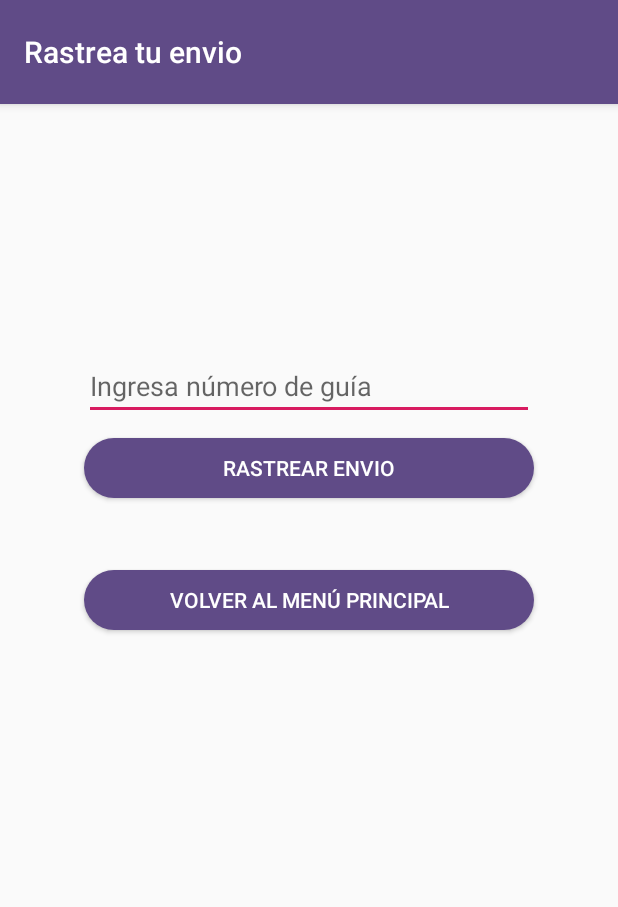
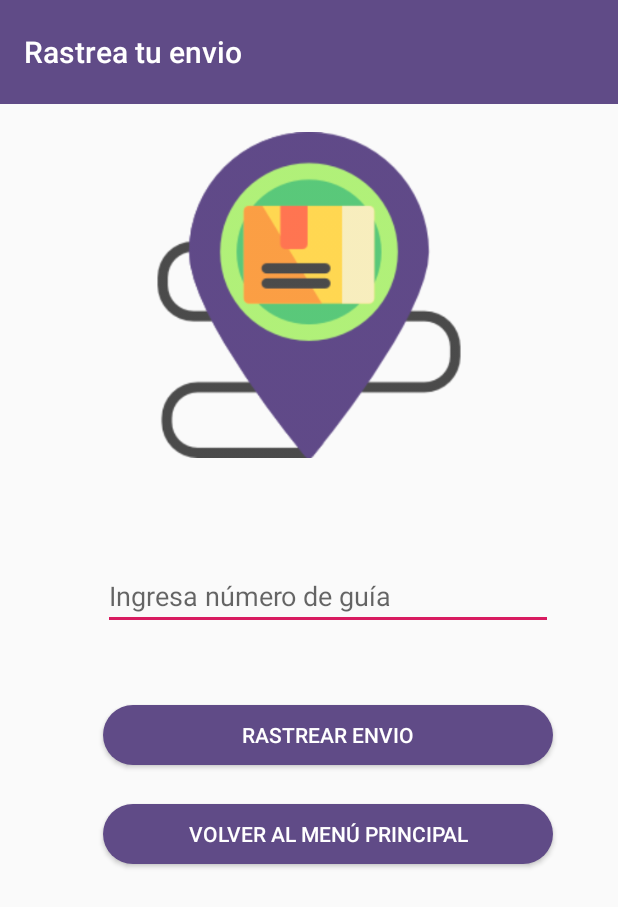
Before and after one commit to jesusmario/TrackPack-App, an Android app: the RastrearEnvio screen opened directly, with no data from a screen before it, on a phone screen of 412 x 824 dp. Shown: the top 907 px of the screen. Run offline under Robolectric (Android 15) with nearby library versions, the phone set to English and light mode, and no system bars.

Commit message:
Implementación de Finish en las actividades anteriores y logo en rastrear envio.

```diff
--- a/app/src/main/java/integrador/itson/mx/trackpack/OnBoarding.java
+++ b/app/src/main/java/integrador/itson/mx/trackpack/OnBoarding.java
@@ -41,6 +41,7 @@ Button buttonob1;
             public void onClick(View v) {
                 Intent skipOnBoarding = new Intent(OnBoarding.this, MenuPrincipal.class);
                 startActivity(skipOnBoarding);
+                finish();
             }
         });
 
@@ -49,6 +50,7 @@ Button buttonob1;
             public void onClick(View v) {
                 Intent buttonobl = new Intent(OnBoarding.this, OnBoarding2.class);
                 startActivity(buttonobl);
+                finish();
             }
         });
 
--- a/app/src/main/java/integrador/itson/mx/trackpack/OnBoarding2.java
+++ b/app/src/main/java/integrador/itson/mx/trackpack/OnBoarding2.java
@@ -37,6 +37,7 @@ public class OnBoarding2 extends AppCompatActivity {
             public void onClick(View v) {
                 Intent skipOnBoarding = new Intent(OnBoarding2.this, MenuPrincipal.class);
                 startActivity(skipOnBoarding);
+                finish();
             }
         });
 
@@ -45,6 +46,8 @@ public class OnBoarding2 extends AppCompatActivity {
             public void onClick(View v) {
                 Intent buttonob2 = new Intent(OnBoarding2.this, OnBoarding3.class);
                 startActivity(buttonob2);
+                finish();
+
             }
         });
     }
--- a/app/src/main/java/integrador/itson/mx/trackpack/OnBoarding3.java
+++ b/app/src/main/java/integrador/itson/mx/trackpack/OnBoarding3.java
@@ -40,6 +40,7 @@ public class OnBoarding3 extends AppCompatActivity {
             public void onClick(View v) {
                 Intent skipOnBoarding = new Intent(OnBoarding3.this, MenuPrincipal.class);
                 startActivity(skipOnBoarding);
+                finish();
             }
         });
 
@@ -48,6 +49,7 @@ public class OnBoarding3 extends AppCompatActivity {
             @Override
             public void onClick(View v) {
                 startActivity(new Intent(OnBoarding3.this, MenuPrincipal.class));
+                finish();
             }
         });
 
--- a/app/src/main/res/layout/calc_costo_envio.xml
+++ b/app/src/main/res/layout/calc_costo_envio.xml
@@ -88,7 +88,9 @@
         android:layout_marginTop="5dp"
         android:textAlignment="viewStart"
         android:textColor="@android:color/black"
-        android:textSize="18sp" />
+        android:textSize="18sp"
+        android:inputType="number"
+        android:numeric="integer" />
 
     <Button
         android:id="@+id/btnCalcular"
--- a/app/src/main/res/layout/rastrear_envio.xml
+++ b/app/src/main/res/layout/rastrear_envio.xml
@@ -13,41 +13,56 @@
         android:background="@color/colorPrimary"
         app:title="@string/titulo_RastrearEnv"
         app:titleTextColor="@color/coloresTitulos"
-        android:elevation="4dp"
+        android:elevation="0dp"
         android:theme="@style/ThemeOverlay.AppCompat.ActionBar"
         app:popupTheme="@style/ThemeOverlay.AppCompat.Light" />
+
+    <ImageView
+        android:id="@+id/rastrearEnvioLogo"
+        android:layout_width="228dp"
+        android:layout_height="217dp"
+        android:layout_centerHorizontal="true"
+        android:layout_marginTop="88dp"
+        android:src="@drawable/rastreotp"
+        app:layout_constraintEnd_toEndOf="parent"
+        app:layout_constraintHorizontal_bias="0.497"
+        app:layout_constraintStart_toStartOf="parent"
+        app:layout_constraintTop_toTopOf="parent" />
 
     <EditText
         android:id="@+id/txtNumGuia"
         android:layout_width="300dp"
         android:layout_height="40dp"
-        android:layout_centerHorizontal="true"
-        android:layout_marginTop="240dp"
+        android:layout_alignParentEnd="true"
+        android:layout_marginTop="380dp"
+        android:layout_marginEnd="43dp"
         android:hint="Ingresa número de guía"
-        />
+        android:inputType="number"
+        android:numeric="integer" />
 
     <Button
         android:id="@+id/btnRastrear"
         android:layout_width="300dp"
         android:layout_height="40dp"
+        android:layout_below="@+id/txtNumGuia"
+        android:layout_alignStart="@+id/txtNumGuia"
+        android:layout_marginTop="50dp"
         android:background="@drawable/edit_circle"
-        android:layout_centerHorizontal="true"
-        android:layout_below="@id/txtNumGuia"
-        android:layout_marginTop="12dp"
         android:text="Rastrear envio"
-        android:textColor="@android:color/white"
-        />
+        android:textColor="@android:color/white" />
 
     <Button
         android:id="@+id/btnRegresar"
         android:layout_width="300dp"
         android:layout_height="40dp"
+        android:layout_below="@+id/txtNumGuia"
+        android:layout_alignStart="@+id/txtNumGuia"
+        android:layout_marginStart="0dp"
+        android:layout_marginTop="116dp"
+
         android:background="@drawable/edit_circle"
-        android:layout_centerHorizontal="true"
-        android:layout_below="@id/txtNumGuia"
-        android:layout_marginTop="100dp"
-        android:textColor="@android:color/white"
-        android:text="@string/boton_regresar" />
+        android:text="@string/boton_regresar"
+        android:textColor="@android:color/white" />
 
 
 
```
Also changed, not shown: app/src/main/res/drawable/rastreotp.png (added).
